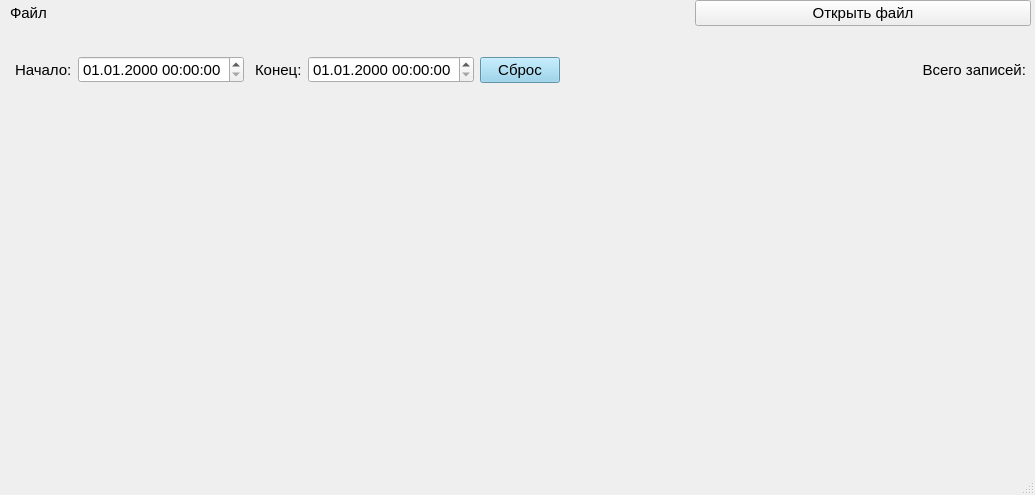
Old version of the form example1/mainwindow.ui in the repository Annchrn/example1.
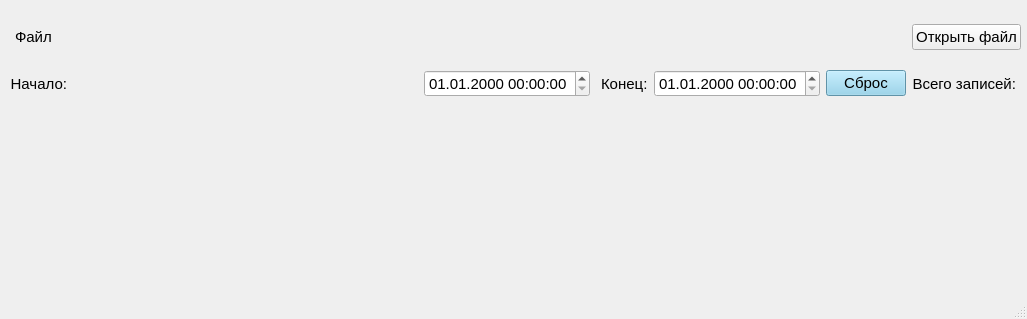
New version of the form. Icons and pictures are not drawn.

The edit to the form file:
```diff
--- a/example1/mainwindow.ui
+++ b/example1/mainwindow.ui
@@ -6,8 +6,8 @@
    <rect>
     <x>0</x>
     <y>0</y>
-    <width>1035</width>
-    <height>495</height>
+    <width>1027</width>
+    <height>319</height>
    </rect>
   </property>
   <property name="sizePolicy">
@@ -35,18 +35,16 @@
     <property name="geometry">
      <rect>
       <x>10</x>
-      <y>0</y>
-      <width>1021</width>
-      <height>108</height>
+      <y>10</y>
+      <width>1011</width>
+      <height>101</height>
      </rect>
     </property>
     <layout class="QGridLayout" name="gridLayout">
-     <item row="1" column="0" colspan="3">
-      <layout class="QHBoxLayout" name="horizontalLayout_2">
-       <item>
+     <item row="1" column="1">
         <widget class="QLabel" name="label_2">
          <property name="sizePolicy">
-          <sizepolicy hsizetype="Preferred" vsizetype="Preferred">
+        <sizepolicy hsizetype="Maximum" vsizetype="Preferred">
            <horstretch>0</horstretch>
            <verstretch>0</verstretch>
           </sizepolicy>
@@ -60,17 +58,64 @@
           <string>Начало:</string>
          </property>
          <property name="alignment">
-          <set>Qt::AlignLeading|Qt::AlignLeft|Qt::AlignVCenter</set>
+        <set>Qt::AlignRight|Qt::AlignTrailing|Qt::AlignVCenter</set>
          </property>
          <property name="indent">
           <number>5</number>
          </property>
         </widget>
        </item>
-       <item>
+     <item row="1" column="7">
+      <widget class="QLabel" name="label_3">
+       <property name="sizePolicy">
+        <sizepolicy hsizetype="Ignored" vsizetype="Preferred">
+         <horstretch>0</horstretch>
+         <verstretch>0</verstretch>
+        </sizepolicy>
+       </property>
+       <property name="font">
+        <font>
+         <pointsize>11</pointsize>
+        </font>
+       </property>
+       <property name="text">
+        <string>Всего записей:</string>
+       </property>
+       <property name="alignment">
+        <set>Qt::AlignRight|Qt::AlignTrailing|Qt::AlignVCenter</set>
+       </property>
+       <property name="indent">
+        <number>5</number>
+       </property>
+      </widget>
+     </item>
+     <item row="0" column="7">
+      <widget class="QPushButton" name="pushButton">
+       <property name="sizePolicy">
+        <sizepolicy hsizetype="Minimum" vsizetype="Fixed">
+         <horstretch>0</horstretch>
+         <verstretch>0</verstretch>
+        </sizepolicy>
+       </property>
+       <property name="text">
+        <string>Открыть файл</string>
+       </property>
+       <property name="icon">
+        <iconset theme="open" resource="res_icon.qrc">
+         <normaloff>:/open_icon.png.jpg</normaloff>:/open_icon.png.jpg</iconset>
+       </property>
+       <property name="iconSize">
+        <size>
+         <width>36</width>
+         <height>36</height>
+        </size>
+       </property>
+      </widget>
+     </item>
+     <item row="1" column="3">
         <widget class="QDateTimeEdit" name="dateTimeEdit">
          <property name="sizePolicy">
-          <sizepolicy hsizetype="Preferred" vsizetype="Fixed">
+        <sizepolicy hsizetype="Minimum" vsizetype="Fixed">
            <horstretch>0</horstretch>
            <verstretch>0</verstretch>
           </sizepolicy>
@@ -80,13 +125,13 @@
          </property>
         </widget>
        </item>
-       <item>
+     <item row="1" column="4">
         <widget class="QLabel" name="label_4">
          <property name="enabled">
           <bool>true</bool>
          </property>
          <property name="sizePolicy">
-          <sizepolicy hsizetype="Preferred" vsizetype="Preferred">
+        <sizepolicy hsizetype="Maximum" vsizetype="Preferred">
            <horstretch>0</horstretch>
            <verstretch>0</verstretch>
           </sizepolicy>
@@ -111,14 +156,35 @@
          </property>
         </widget>
        </item>
-       <item>
+     <item row="0" column="1">
+      <widget class="QLabel" name="label">
+       <property name="sizePolicy">
+        <sizepolicy hsizetype="MinimumExpanding" vsizetype="Preferred">
+         <horstretch>0</horstretch>
+         <verstretch>0</verstretch>
+        </sizepolicy>
+       </property>
+       <property name="font">
+        <font>
+         <pointsize>11</pointsize>
+        </font>
+       </property>
+       <property name="text">
+        <string>Файл</string>
+       </property>
+       <property name="indent">
+        <number>5</number>
+       </property>
+      </widget>
+     </item>
+     <item row="1" column="5">
         <widget class="QDateTimeEdit" name="dateTimeEdit_2">
          <property name="displayFormat">
           <string>dd.MM.yyyy HH:mm:ss</string>
          </property>
         </widget>
        </item>
-       <item>
+     <item row="1" column="6">
         <widget class="QPushButton" name="pushButton_2">
          <property name="sizePolicy">
           <sizepolicy hsizetype="Minimum" vsizetype="Fixed">
@@ -134,67 +200,18 @@
          </property>
         </widget>
        </item>
-       <item>
-        <widget class="QLabel" name="label_5">
-         <property name="text">
-          <string/>
-         </property>
-        </widget>
-       </item>
-       <item>
-        <widget class="QLabel" name="label_3">
-         <property name="sizePolicy">
-          <sizepolicy hsizetype="MinimumExpanding" vsizetype="Preferred">
-           <horstretch>0</horstretch>
-           <verstretch>0</verstretch>
-          </sizepolicy>
-         </property>
-         <property name="font">
-          <font>
-           <pointsize>11</pointsize>
-          </font>
-         </property>
-         <property name="text">
-          <string>Всего записей:</string>
-         </property>
-         <property name="alignment">
-          <set>Qt::AlignRight|Qt::AlignTrailing|Qt::AlignVCenter</set>
-         </property>
-         <property name="indent">
-          <number>5</number>
-         </property>
-        </widget>
-       </item>
-      </layout>
-     </item>
-     <item row="0" column="2">
-      <widget class="QPushButton" name="pushButton">
-       <property name="text">
-        <string>Открыть файл</string>
-       </property>
-       <property name="icon">
-        <iconset theme="open" resource="res_icon.qrc">
-         <normaloff>:/open_icon.png.jpg</normaloff>:/open_icon.png.jpg</iconset>
-       </property>
-       <property name="iconSize">
+     <item row="1" column="2">
+      <spacer name="horizontalSpacer">
+       <property name="orientation">
+        <enum>Qt::Horizontal</enum>
+       </property>
+       <property name="sizeHint" stdset="0">
         <size>
-         <width>36</width>
-         <height>36</height>
+         <width>40</width>
+         <height>20</height>
         </size>
        </property>
-      </widget>
-     </item>
-     <item row="0" column="0">
-      <widget class="QLabel" name="label">
-       <property name="font">
-        <font>
-         <pointsize>11</pointsize>
-        </font>
-       </property>
-       <property name="text">
-        <string>Файл</string>
-       </property>
-      </widget>
+      </spacer>
      </item>
     </layout>
    </widget>
```
Left out of the diff: 2 changed lines with no effect on the pictures. Lines whose indentation alone changed are shown as unchanged.
